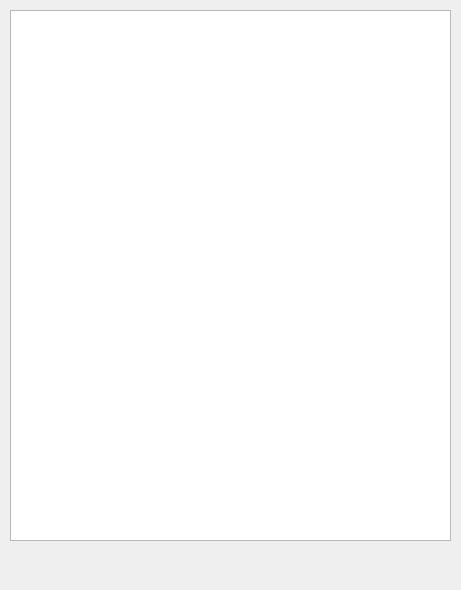
Qt form factura.ui (Adr802/P59-Tienda) before a commit.
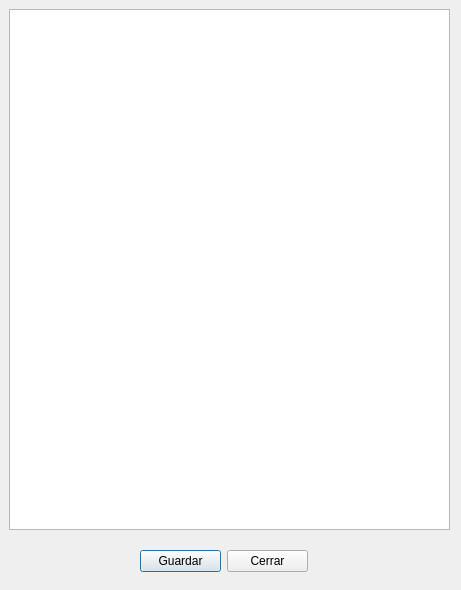
The same form after that commit.

Commit message: Formato de factura finalizado

The edit to the form file:
```diff
--- a/factura.ui
+++ b/factura.ui
@@ -10,18 +10,67 @@
     <height>590</height>
    </rect>
   </property>
+  <property name="sizePolicy">
+   <sizepolicy hsizetype="Preferred" vsizetype="Preferred">
+    <horstretch>0</horstretch>
+    <verstretch>0</verstretch>
+   </sizepolicy>
+  </property>
+  <property name="minimumSize">
+   <size>
+    <width>461</width>
+    <height>590</height>
+   </size>
+  </property>
+  <property name="maximumSize">
+   <size>
+    <width>461</width>
+    <height>16777215</height>
+   </size>
+  </property>
   <property name="windowTitle">
    <string>Dialog</string>
   </property>
   <widget class="QPlainTextEdit" name="outFactura">
    <property name="geometry">
     <rect>
-     <x>10</x>
-     <y>10</y>
+     <x>9</x>
+     <y>9</y>
      <width>441</width>
-     <height>531</height>
+     <height>521</height>
     </rect>
    </property>
+   <property name="readOnly">
+    <bool>true</bool>
+   </property>
+  </widget>
+  <widget class="QWidget" name="layoutWidget">
+   <property name="geometry">
+    <rect>
+     <x>140</x>
+     <y>550</y>
+     <width>168</width>
+     <height>23</height>
+    </rect>
+   </property>
+   <layout class="QHBoxLayout" name="horizontalLayout">
+    <item>
+     <widget class="QPushButton" name="btnSave">
+      <property name="text">
+       <string>Guardar</string>
+      </property>
+     </widget>
+    </item>
+    <item>
+     <widget class="QPushButton" name="btnClose">
+      <property name="text">
+       <string>Cerrar</string>
+      </property>
+     </widget>
+    </item>
+   </layout>
+   <zorder>btnClose</zorder>
+   <zorder>btnSave</zorder>
   </widget>
  </widget>
  <resources/>
```
The commit also changes 5 other files.
